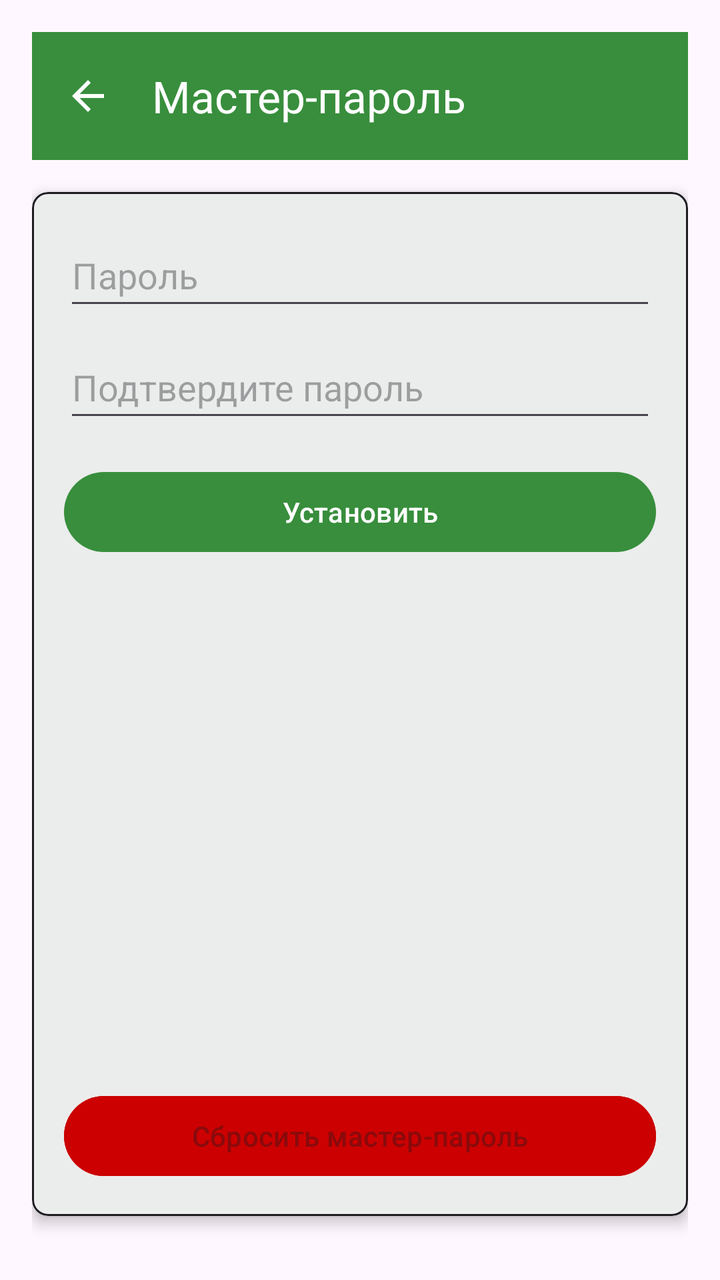
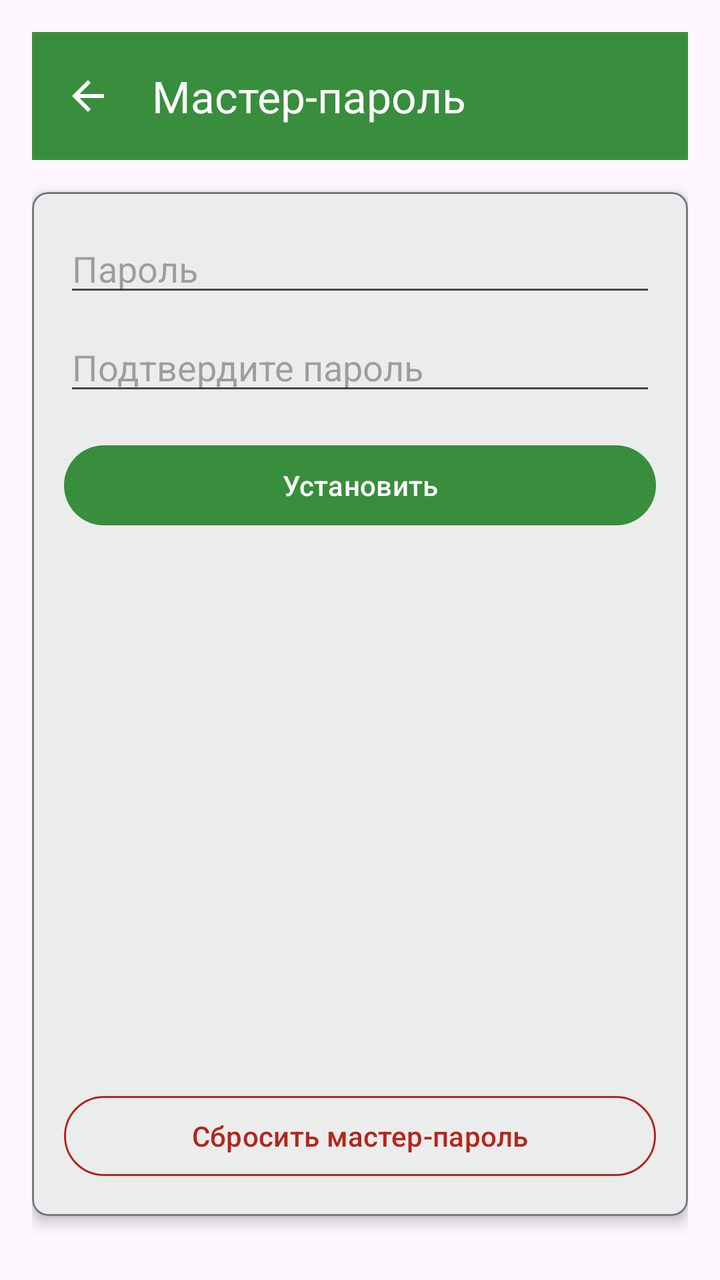

Two renders of the same Android screen: before a commit and after it. Below are the layout's source before the change and the commit's diff.
<!-- AndroidManifest.xml: application theme Theme.PassManager -->
<!-- res/layout/activity_master_password.xml -->
<?xml version="1.0" encoding="utf-8"?>
<androidx.drawerlayout.widget.DrawerLayout xmlns:android="http://schemas.android.com/apk/res/android"
    xmlns:app="http://schemas.android.com/apk/res-auto"
    android:layout_width="match_parent"
    android:layout_height="match_parent"
    android:fitsSystemWindows="true">

    
    <LinearLayout
        android:layout_width="match_parent"
        android:layout_height="match_parent"
        android:orientation="vertical"
        android:padding="16dp"
        android:fitsSystemWindows="true">

        <androidx.appcompat.widget.Toolbar
            android:id="@+id/toolbar"
            android:layout_width="match_parent"
            android:layout_height="?attr/actionBarSize"
            android:background="?attr/colorPrimary"
            android:theme="@style/ThemeOverlay.AppCompat.Dark.ActionBar"
            app:popupTheme="@style/ThemeOverlay.AppCompat.Light"
            app:navigationIcon="?attr/homeAsUpIndicator"
            app:title="Мастер-пароль"
            android:layout_marginBottom="16dp" />

        
        <com.google.android.material.card.MaterialCardView
            android:layout_width="match_parent"
            android:layout_height="match_parent"
            android:layout_marginBottom="16dp"
            app:cardElevation="4dp"
            app:cardCornerRadius="8dp"
            app:cardBackgroundColor="?attr/colorSurface"
            app:strokeColor="?attr/colorOnSurface"
            app:strokeWidth="1dp">

            <LinearLayout
                android:layout_width="match_parent"
                android:layout_height="match_parent"
                android:orientation="vertical"
                android:padding="16dp">

                <LinearLayout
                    android:layout_width="match_parent"
                    android:layout_height="0dp"
                    android:layout_weight="1"
                    android:orientation="vertical">

                    <EditText
                        android:id="@+id/passwordEditText"
                        android:layout_width="match_parent"
                        android:layout_height="wrap_content"
                        android:minHeight="48dp"
                        android:hint="Пароль"
                        android:inputType="textPassword"
                        android:layout_marginBottom="8dp" />

                    <EditText
                        android:id="@+id/confirmPasswordEditText"
                        android:layout_width="match_parent"
                        android:layout_height="wrap_content"
                        android:minHeight="48dp"
                        android:hint="Подтвердите пароль"
                        android:inputType="textPassword"
                        android:layout_marginBottom="16dp" />

                    <Button
                        android:id="@+id/setButton"
                        android:layout_width="match_parent"
                        android:layout_height="wrap_content"
                        android:text="Установить"
                        android:layout_marginBottom="16dp" />

                    <TextView
                        android:id="@+id/statusText"
                        android:layout_width="match_parent"
                        android:layout_height="wrap_content"
                        android:gravity="center"
                        android:textColor="@android:color/holo_green_dark"
                        android:layout_marginBottom="16dp" />

                </LinearLayout>

                <Button
                    android:id="@+id/resetButton"
                    android:layout_width="match_parent"
                    android:layout_height="wrap_content"
                    android:text="Сбросить мастер-пароль"
                    android:enabled="false"
                    android:backgroundTint="@android:color/holo_red_dark" />

            </LinearLayout>

        </com.google.android.material.card.MaterialCardView>

    </LinearLayout>

</androidx.drawerlayout.widget.DrawerLayout>
<!-- resources referenced by this layout -->
<resources>
  <style name="Theme.PassManager" parent="Theme.Material3.DayNight.NoActionBar">
          <item name="colorPrimary">@color/color_primary</item> /&gt;
      </style>
  <color name="color_primary">#388E3C</color>
</resources>

<!-- the commit's change to res/layout/activity_master_password.xml (unified diff, before → after) -->
@@ -32,7 +32,7 @@
             app:cardElevation="4dp"
             app:cardCornerRadius="8dp"
             app:cardBackgroundColor="?attr/colorSurface"
-            app:strokeColor="?attr/colorOnSurface"
+            app:strokeColor="?attr/colorOutline"
             app:strokeWidth="1dp">
 
             <LinearLayout
@@ -51,18 +51,18 @@
                         android:id="@+id/passwordEditText"
                         android:layout_width="match_parent"
                         android:layout_height="wrap_content"
-                        android:minHeight="48dp"
                         android:hint="Пароль"
                         android:inputType="textPassword"
+                        android:importantForAutofill="no"
                         android:layout_marginBottom="8dp" />
 
                     <EditText
                         android:id="@+id/confirmPasswordEditText"
                         android:layout_width="match_parent"
                         android:layout_height="wrap_content"
-                        android:minHeight="48dp"
                         android:hint="Подтвердите пароль"
                         android:inputType="textPassword"
+                        android:importantForAutofill="no"
                         android:layout_marginBottom="16dp" />
 
                     <Button
@@ -77,18 +77,21 @@
                         android:layout_width="match_parent"
                         android:layout_height="wrap_content"
                         android:gravity="center"
-                        android:textColor="@android:color/holo_green_dark"
+                        android:textColor="?attr/colorPrimary"
                         android:layout_marginBottom="16dp" />
 
                 </LinearLayout>
 
+                
                 <Button
                     android:id="@+id/resetButton"
+                    style="@style/Widget.Material3.Button.OutlinedButton"
                     android:layout_width="match_parent"
                     android:layout_height="wrap_content"
                     android:text="Сбросить мастер-пароль"
                     android:enabled="false"
-                    android:backgroundTint="@android:color/holo_red_dark" />
+                    android:textColor="?attr/colorError"
+                    app:strokeColor="?attr/colorError" />
 
             </LinearLayout>
 
